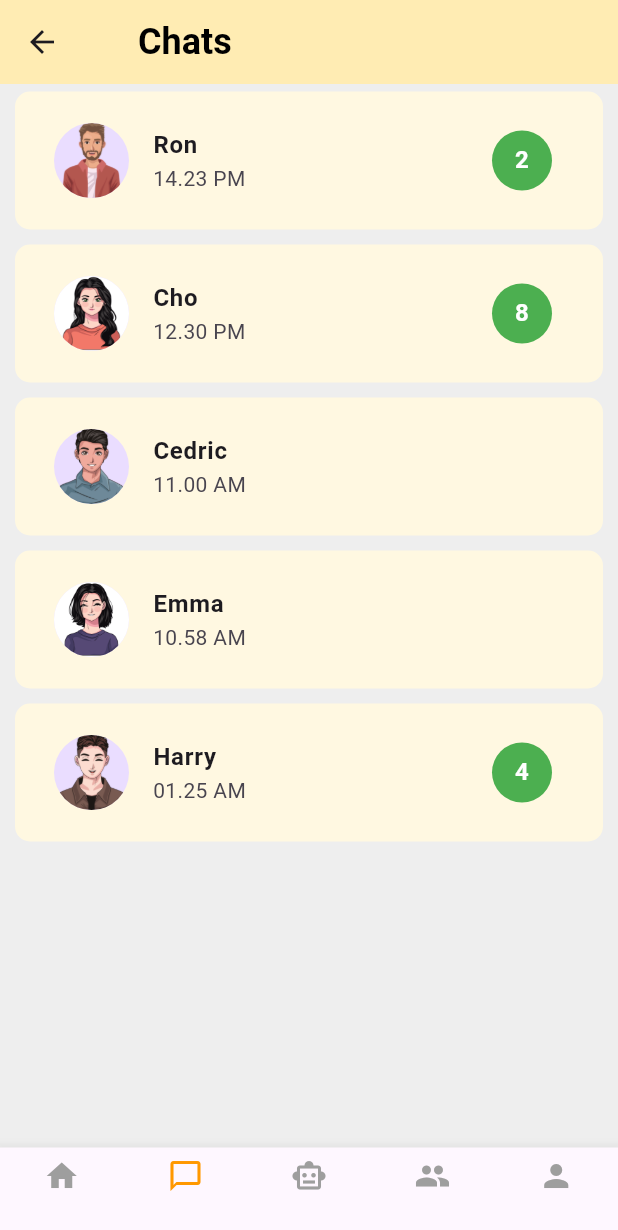
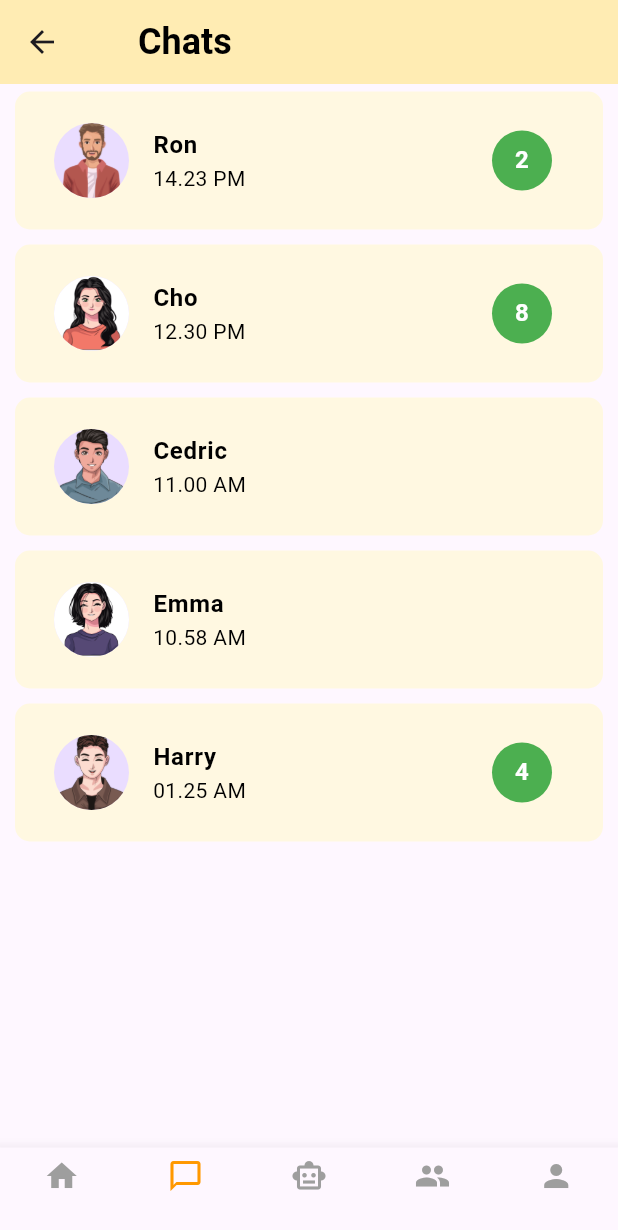
Before and after one commit to SanuliGehara/Pawsome, a Flutter app: the screen it shows after launch, item 2 of the bottom bar chosen, on a phone screen of 412 x 824 dp. Shown: the top 1230 px of the screen. Run offline on Flutter 3.47's test engine with Material 3 defaults, Android fonts, the phone set to English and light mode, and no system bars; our stand-ins replace cloud_firestore, firebase_auth, firebase_core, firebase_storage, google_sign_in, image_picker and 2 more; missing offline and left inert: dart:ffi; accounts and stored records are empty.

Commit message:
Fixed minor issues in Chat Page UI

```diff
--- a/frontend/lib/pages/chats/Chat.dart
+++ b/frontend/lib/pages/chats/Chat.dart
@@ -54,7 +54,7 @@ class _ChatState extends State<Chat> {
   @override
   Widget build(BuildContext context) {
     return Scaffold(
-      backgroundColor: Colors.grey[200], // Light background color
+      backgroundColor: Theme.of(context).scaffoldBackgroundColor,
       appBar: AppBar(
         backgroundColor: Colors.amber[100], // Light yellow background color
         elevation: 0, // No shadow
@@ -120,9 +120,10 @@ class _ChatState extends State<Chat> {
                 ),
                 title: Text(
                   chatData[index]["name"]!, // Display user name
-                  style: const TextStyle(fontWeight: FontWeight.bold),
+                  style: const TextStyle(fontWeight: FontWeight.bold, color: Colors.black),
                 ),
-                subtitle: Text(chatData[index]["time"]!), // Display last message time
+                subtitle: Text(chatData[index]["time"]!,
+                  style: const TextStyle(color: Colors.black),), // Display last message time
                 trailing: chatData[index]["messages"]!.isNotEmpty
                     ? CircleAvatar(
                   backgroundColor: Colors.green,  // Unread messages indicator
```
